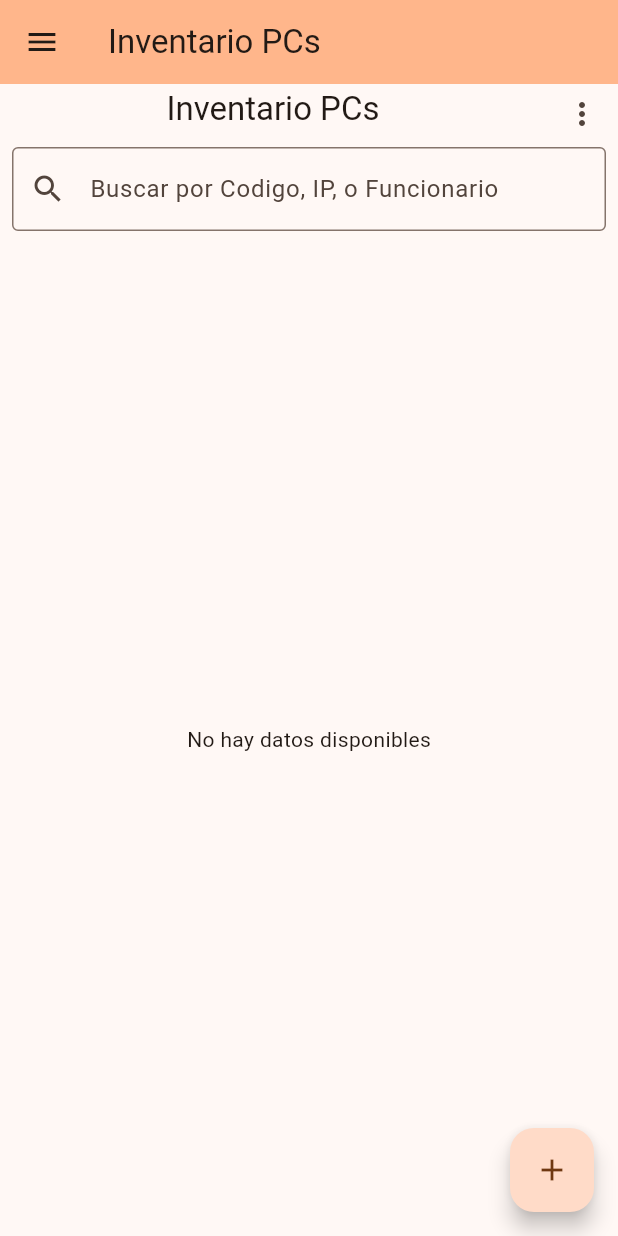
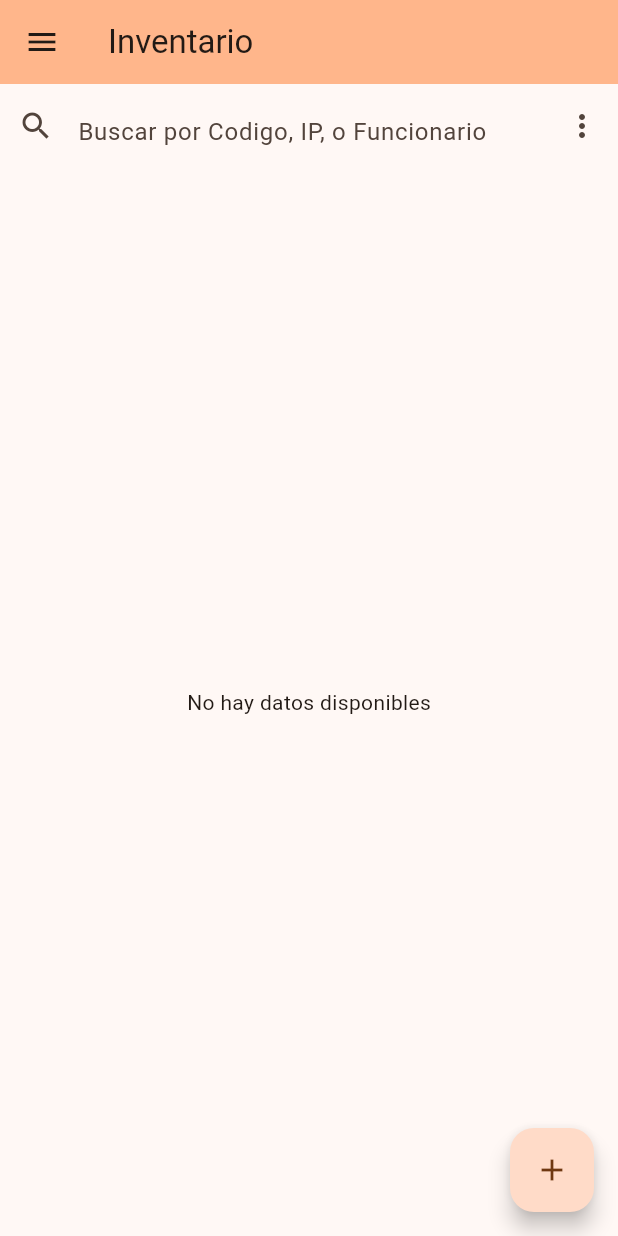
Before and after one commit to jdgaleas1/GAD, a Flutter app: the screen it shows after launch, on a phone screen of 412 x 824 dp. Run offline on Flutter 3.47's test engine with Material 3 defaults, Android fonts, the phone set to English and light mode, and no system bars; our stand-ins replace cloud_firestore, file_picker, firebase_core; missing offline and left inert: excel; accounts and stored records are empty.

Commit message:
Buscador arreglado

```diff
--- a/analysis_options.yaml
+++ b/analysis_options.yaml
@@ -7,6 +7,9 @@
 
 # The following line activates a set of recommended lints for Flutter apps,
 # packages, and plugins designed to encourage good coding practices.
+analyzer:
+  errors:
+    file_names: ignore
 include: package:flutter_lints/flutter.yaml
 
 linter:
--- a/lib/View/home-inventario PCs.dart
+++ b/lib/View/home-inventario PCs.dart
@@ -1,3 +1,5 @@
+// ignore_for_file: file_names
+
 import 'dart:async'; // Importa el paquete de temporizador
 import 'package:flutter/material.dart';
 import 'package:gad/View/Inventario-PCS.dart';
@@ -75,11 +77,23 @@ class _PCsHomeState extends State<PCsHome> {
   @override
   Widget build(BuildContext context) {
       return Scaffold(
+
         appBar: AppBar(
-        title: const Center(
-          child: Text('Inventario PCs'),
+        actions: [
+              // Añadimos el TextField en las acciones para que esté en la misma fila que el PopupMenuButton
+            Expanded(
+              child: Padding(
+                padding: const EdgeInsets.symmetric(vertical: 8.0),
+                child: TextField(
+                  controller: _searchController,
+                  decoration: InputDecoration(
+                    hintText: 'Buscar por Codigo, IP, o Funcionario',
+                    border: InputBorder.none,
+                    prefixIcon: const Icon(Icons.search),
                   ),
-        actions: [
+                ),
+              ),
+            ),
             PopupMenuButton<String>(
               onSelected: (String result) {
                 if (result == 'refrescar') {
@@ -116,6 +130,7 @@ class _PCsHomeState extends State<PCsHome> {
                     },
                   ),
                 ),
+
                 PopupMenuItem<String>(
                   // Opción para activar/desactivar el marcado de filas con un switch
                   value: 'señalar',
@@ -141,20 +156,6 @@ class _PCsHomeState extends State<PCsHome> {
               ],
             ),
           ],
-        bottom: PreferredSize(
-          preferredSize: const Size.fromHeight(50),
-          child: Padding(
-            padding: const EdgeInsets.all(8.0),
-            child: TextField(
-              controller: _searchController,
-              decoration: InputDecoration(
-                hintText: 'Buscar por Codigo, IP, o Funcionario',
-                border: const OutlineInputBorder(),
-                prefixIcon: const Icon(Icons.search),
-              ),
-            ),
-          ),
-        ),
         ),
       body: FutureBuilder<List<InventarioPCs>>(
         future: _futureInventarios,
--- a/lib/main.dart
+++ b/lib/main.dart
@@ -36,7 +36,7 @@ class MyApp extends StatelessWidget {
     return MaterialApp(
       title: 'Inventario',
       theme: themeProvider.getTheme(),
-      home: MyHomePage(title: 'Inventario PCs'), // Define la home aquí
+      home: MyHomePage(title: 'Inventario'), // Define la home aquí
       debugShowCheckedModeBanner: false,
     );
   }
```
Also changed, not shown: 1 other file. Lines whose indentation alone changed are shown as unchanged.
